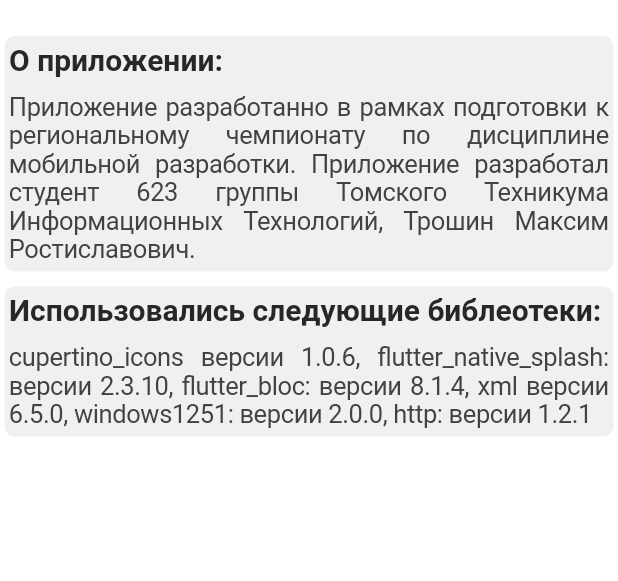
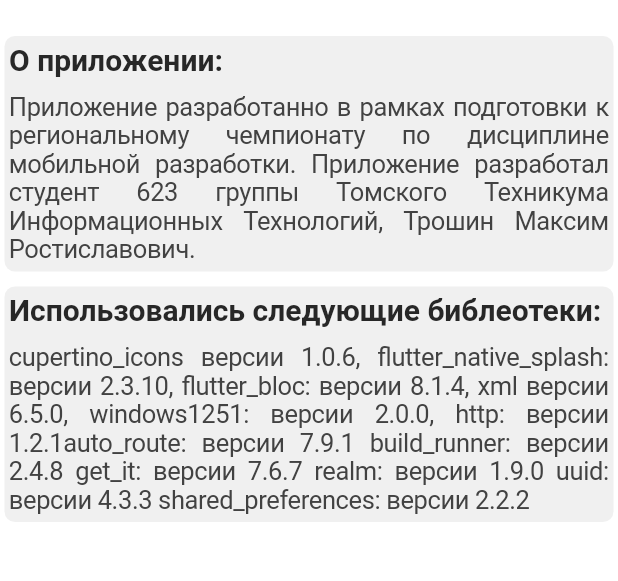
Before and after one commit to Fryctik/currency, a Flutter app: the DeveloperInformationScreen screen opened by its route, on a phone screen of 412 x 824 dp, the part 63-644 px from its top. Run offline on Flutter 3.47's test engine with Material 3 defaults, Android fonts, the phone set to English and light mode, and no system bars; our stand-ins replace auto_route, flutter_bloc, get_it, realm, shared_preferences; missing offline and left inert: windows1251; accounts and stored records are empty; generated files the repository leaves out were written again; network calls fail.

Commit message:
Update developer_information_screen.dart

```diff
--- a/lib/ui/screens/screen_widgets/develop_information_widgets/developer_information_screen.dart
+++ b/lib/ui/screens/screen_widgets/develop_information_widgets/developer_information_screen.dart
@@ -54,7 +54,9 @@ class DeveloperInformationScreen extends StatelessWidget {
                         padding: const EdgeInsets.only(top: 10),
                         child: Text(
                           'cupertino_icons версии 1.0.6, flutter_native_splash: версии 2.3.10,'
-                          ' flutter_bloc: версии 8.1.4, xml версии 6.5.0, windows1251: версии 2.0.0, http: версии 1.2.1',
+                          ' flutter_bloc: версии 8.1.4, xml версии 6.5.0, windows1251: версии 2.0.0, http: версии 1.2.1'
+                          'auto_route: версии 7.9.1 build_runner: версии 2.4.8 get_it: версии 7.6.7 realm: версии 1.9.0 uuid: версии 4.3.3'
+                          ' shared_preferences: версии 2.2.2',
                           style: theme.primaryTextTheme.displayLarge,
                           textAlign: TextAlign.justify
                         ),
```
